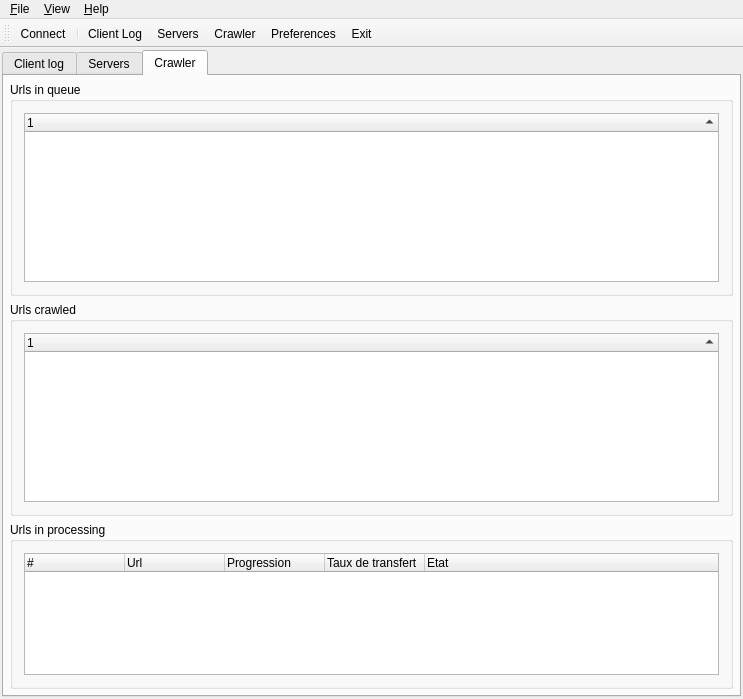
geogeo28/mycrawler-alpha, file src/MyCrawler/MyCrawlerClient/ClientMainWindow.ui: the form before one commit.
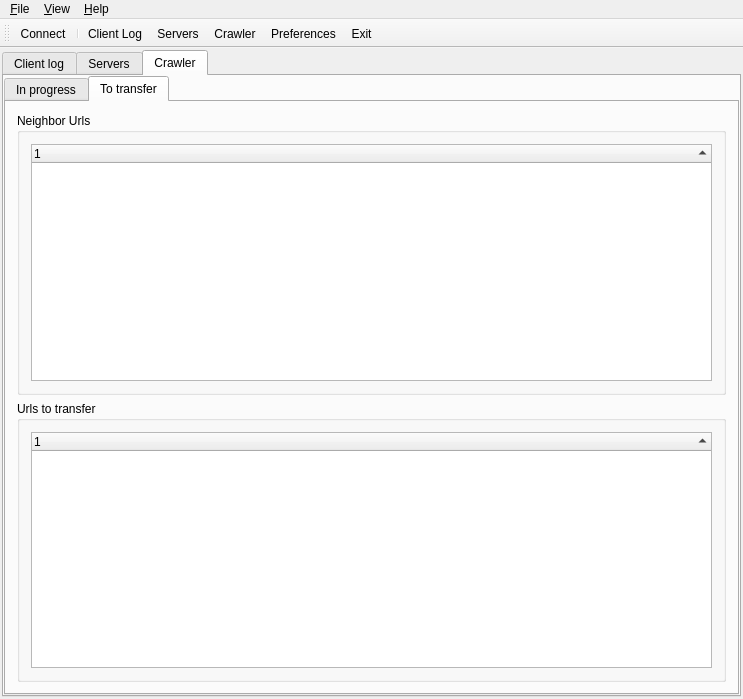
The form after the commit. The open tabs and pages were chosen to show the change. Icons and pictures are not drawn. Custom widgets are drawn as their Qt base class.

What changed in the file:
```diff
--- a/src/MyCrawler/MyCrawlerClient/ClientMainWindow.ui
+++ b/src/MyCrawler/MyCrawlerClient/ClientMainWindow.ui
@@ -348,9 +348,22 @@
         <string>Crawler</string>
        </attribute>
        <layout class="QVBoxLayout">
+        <property name="spacing">
+         <number>0</number>
+        </property>
         <property name="margin">
-         <number>6</number>
+         <number>0</number>
         </property>
+        <item>
+         <widget class="QTabWidget" name="tabCrawlerExtended">
+          <property name="currentIndex">
+           <number>0</number>
+          </property>
+          <widget class="QWidget" name="tabCrawlerInProgress">
+           <attribute name="title">
+            <string>In progress</string>
+           </attribute>
+           <layout class="QVBoxLayout" name="verticalLayout_2">
         <item>
          <widget class="QGroupBox" name="groupBoxCrawlerUrlsInQueue">
           <property name="sizePolicy">
@@ -420,7 +433,7 @@
               <enum>QAbstractItemView::NoSelection</enum>
              </property>
              <property name="rootIsDecorated">
-              <bool>true</bool>
+                  <bool>false</bool>
              </property>
              <property name="itemsExpandable">
               <bool>false</bool>
@@ -541,6 +554,116 @@
         </item>
        </layout>
       </widget>
+          <widget class="QWidget" name="tabCrawlerToTransfer">
+           <attribute name="title">
+            <string>To transfer</string>
+           </attribute>
+           <layout class="QVBoxLayout" name="verticalLayout_4">
+            <item>
+             <widget class="QGroupBox" name="groupBoxCrawlerUrlsNeighbor">
+              <property name="sizePolicy">
+               <sizepolicy hsizetype="Preferred" vsizetype="Preferred">
+                <horstretch>0</horstretch>
+                <verstretch>0</verstretch>
+               </sizepolicy>
+              </property>
+              <property name="title">
+               <string>Neighbor Urls</string>
+              </property>
+              <layout class="QVBoxLayout" name="_2">
+               <item>
+                <widget class="MCUrlsNeighborTreeWidget" name="treeWidgetCrawlerUrlsNeighbor">
+                 <property name="autoScroll">
+                  <bool>false</bool>
+                 </property>
+                 <property name="editTriggers">
+                  <set>QAbstractItemView::NoEditTriggers</set>
+                 </property>
+                 <property name="showDropIndicator" stdset="0">
+                  <bool>false</bool>
+                 </property>
+                 <property name="selectionMode">
+                  <enum>QAbstractItemView::NoSelection</enum>
+                 </property>
+                 <property name="rootIsDecorated">
+                  <bool>false</bool>
+                 </property>
+                 <property name="itemsExpandable">
+                  <bool>false</bool>
+                 </property>
+                 <property name="sortingEnabled">
+                  <bool>true</bool>
+                 </property>
+                 <property name="animated">
+                  <bool>true</bool>
+                 </property>
+                 <property name="allColumnsShowFocus">
+                  <bool>true</bool>
+                 </property>
+                 <property name="expandsOnDoubleClick">
+                  <bool>false</bool>
+                 </property>
+                 <column>
+                  <property name="text">
+                   <string notr="true">1</string>
+                  </property>
+                 </column>
+                </widget>
+               </item>
+              </layout>
+             </widget>
+            </item>
+            <item>
+             <widget class="QGroupBox" name="groupBoxCrawlerUrlsToTransfer">
+              <property name="title">
+               <string>Urls to transfer</string>
+              </property>
+              <layout class="QVBoxLayout" name="verticalLayout_3">
+               <item>
+                <widget class="QTreeWidget" name="treeWidgetCrawlerUrlsToTransfer">
+                 <property name="autoScroll">
+                  <bool>false</bool>
+                 </property>
+                 <property name="editTriggers">
+                  <set>QAbstractItemView::NoEditTriggers</set>
+                 </property>
+                 <property name="selectionMode">
+                  <enum>QAbstractItemView::NoSelection</enum>
+                 </property>
+                 <property name="rootIsDecorated">
+                  <bool>false</bool>
+                 </property>
+                 <property name="itemsExpandable">
+                  <bool>false</bool>
+                 </property>
+                 <property name="sortingEnabled">
+                  <bool>true</bool>
+                 </property>
+                 <property name="animated">
+                  <bool>true</bool>
+                 </property>
+                 <property name="allColumnsShowFocus">
+                  <bool>true</bool>
+                 </property>
+                 <property name="expandsOnDoubleClick">
+                  <bool>false</bool>
+                 </property>
+                 <column>
+                  <property name="text">
+                   <string notr="true">1</string>
+                  </property>
+                 </column>
+                </widget>
+               </item>
+              </layout>
+             </widget>
+            </item>
+           </layout>
+          </widget>
+         </widget>
+        </item>
+       </layout>
+      </widget>
      </widget>
     </item>
    </layout>
@@ -820,6 +943,11 @@
    <extends>QTreeWidget</extends>
    <header>../Shared/UrlsCrawledTreeWidget.h</header>
   </customwidget>
+  <customwidget>
+   <class>MCUrlsNeighborTreeWidget</class>
+   <extends>QTreeWidget</extends>
+   <header>UrlsNeighborTreeWidget.h</header>
+  </customwidget>
  </customwidgets>
  <resources>
   <include location="resources.qrc"/>
```
Lines whose indentation alone changed are shown as unchanged.
